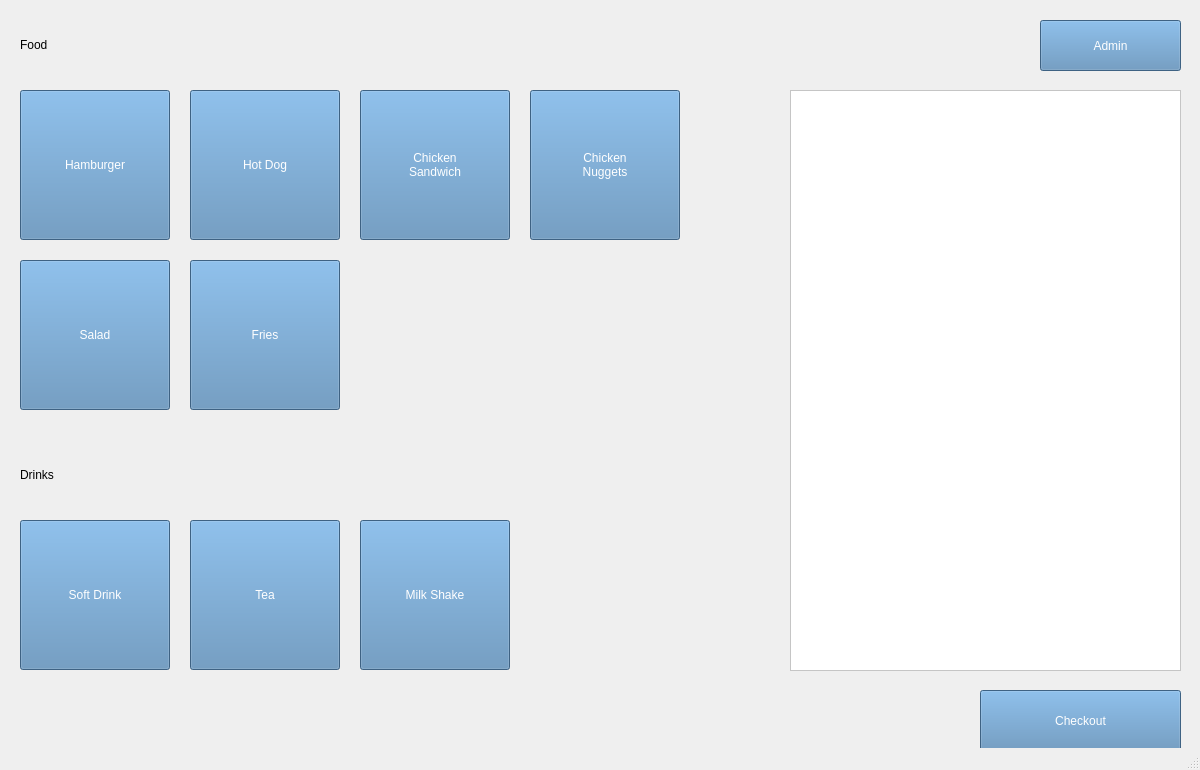
First picture: the form in mainwindow.ui, repository keithbarker/3503_group_project, before the edit.
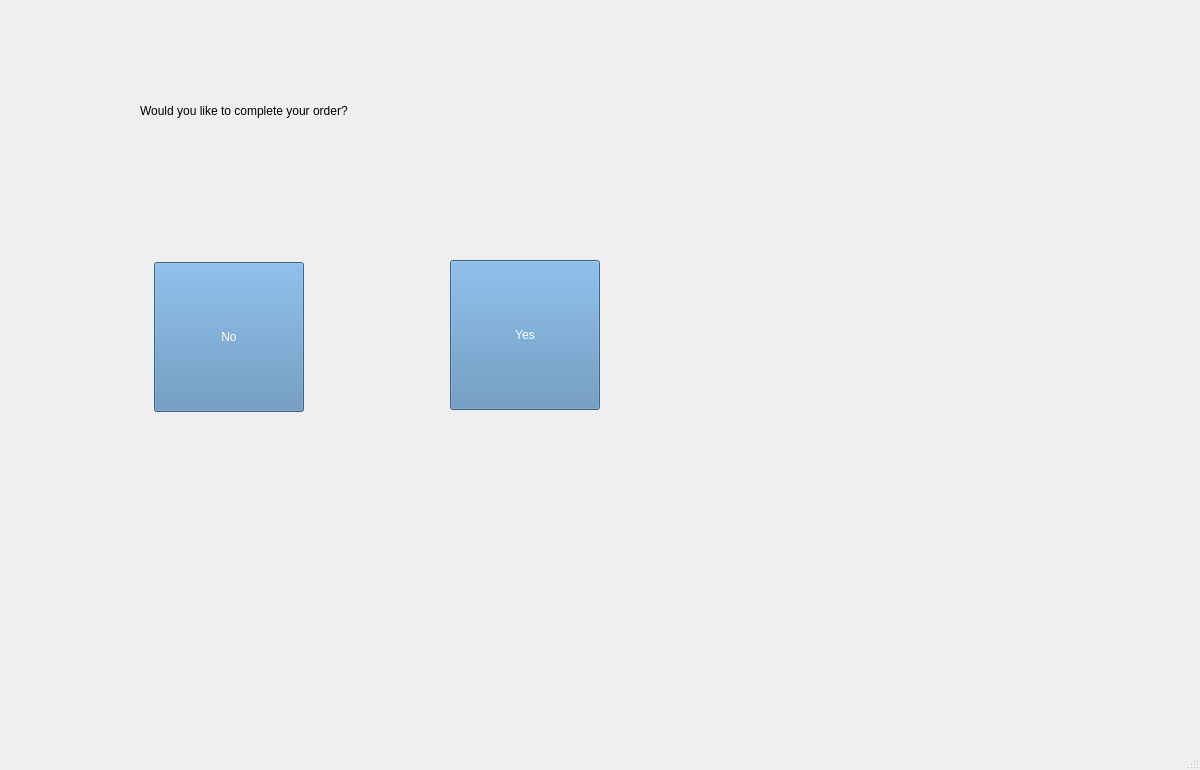
Second picture: the form after the edit. The open tabs and pages were chosen to show the change.

Commit message: Added checkout page

The edit to the form file:
```diff
--- a/mainwindow.ui
+++ b/mainwindow.ui
@@ -29,7 +29,7 @@
     <property name="geometry">
      <rect>
       <x>0</x>
-      <y>0</y>
+      <y>-60</y>
       <width>1200</width>
       <height>770</height>
      </rect>
@@ -334,6 +334,74 @@
       </widget>
      </widget>
     </widget>
+    <widget class="QWidget" name="confirm_page">
+     <widget class="QLabel" name="confirm_label">
+      <property name="geometry">
+       <rect>
+        <x>140</x>
+        <y>80</y>
+        <width>541</width>
+        <height>181</height>
+       </rect>
+      </property>
+      <property name="styleSheet">
+       <string notr="true">font: 18pt &quot;MS Shell Dlg 2&quot;;</string>
+      </property>
+      <property name="text">
+       <string>Would you like to complete your order?</string>
+      </property>
+     </widget>
+     <widget class="QPushButton" name="no_confirmbutton">
+      <property name="geometry">
+       <rect>
+        <x>154</x>
+        <y>322</y>
+        <width>150</width>
+        <height>150</height>
+       </rect>
+      </property>
+      <property name="styleSheet">
+       <string notr="true">background-color: rgb(87, 137, 183);
+        max-width: 150px;
+        height: 150px;
+        selection-color: rgb(255, 170, 127);
+        font: 16pt 'MS Shell Dlg 2';
+        color: rgb(255, 255, 255);
+        selection-background-color: rgb(66, 111, 153);</string>
+      </property>
+      <property name="text">
+       <string>No</string>
+      </property>
+     </widget>
+     <widget class="QPushButton" name="yes_confirm_button">
+      <property name="geometry">
+       <rect>
+        <x>450</x>
+        <y>320</y>
+        <width>150</width>
+        <height>150</height>
+       </rect>
+      </property>
+      <property name="maximumSize">
+       <size>
+        <width>152</width>
+        <height>150</height>
+       </size>
+      </property>
+      <property name="styleSheet">
+       <string notr="true">background-color: rgb(87, 137, 183);
+        max-width: 150px;
+        height: 150px;
+        selection-color: rgb(255, 170, 127);
+        font: 16pt 'MS Shell Dlg 2';
+        color: rgb(255, 255, 255);
+        selection-background-color: rgb(66, 111, 153);</string>
+      </property>
+      <property name="text">
+       <string>Yes</string>
+      </property>
+     </widget>
+    </widget>
     <widget class="QWidget" name="admin_page">
      <widget class="QLabel" name="label">
       <property name="geometry">
```
The commit also changes 2 other files.
